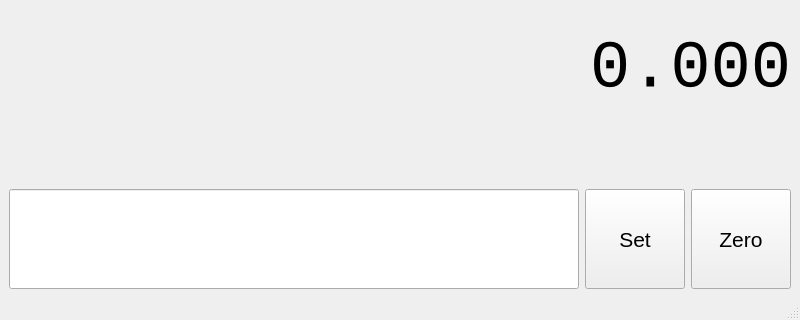
siyka-au/qtdro, file main_window.ui: the form before one commit; both pictures show x 0 to 800 and y 160 to 480 of the 800 by 480 pixel window.
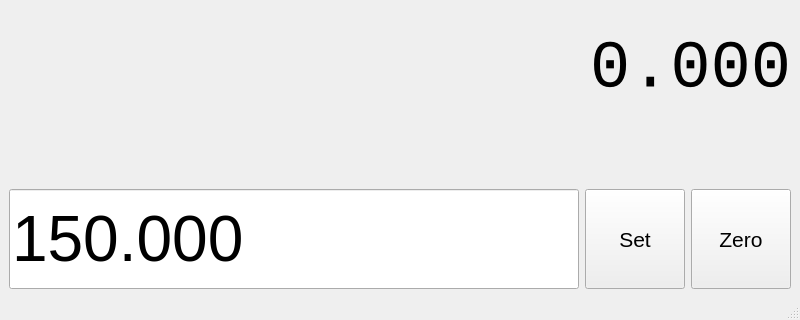
The form after the commit. Custom widgets are drawn as their Qt base class.

Diff of the .ui file:
```diff
--- a/main_window.ui
+++ b/main_window.ui
@@ -131,6 +131,18 @@
             <pointsize>48</pointsize>
            </font>
           </property>
+          <property name="inputMethodHints">
+           <set>Qt::ImhNone</set>
+          </property>
+          <property name="inputMask">
+           <string/>
+          </property>
+          <property name="text">
+           <string>150.000</string>
+          </property>
+          <property name="maxLength">
+           <number>32767</number>
+          </property>
          </widget>
         </item>
         <item>
```
